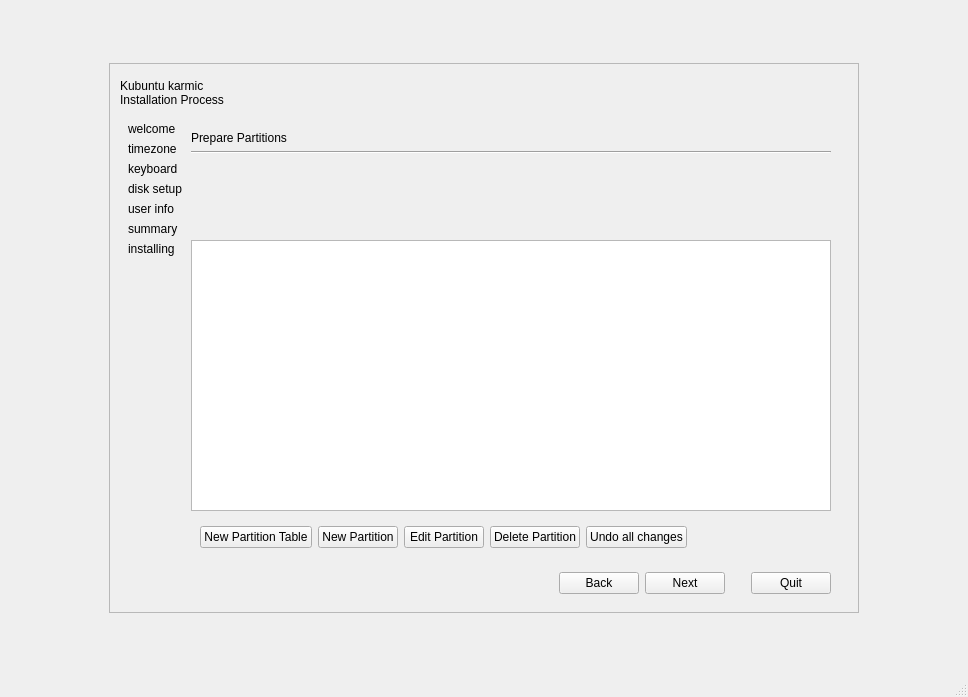
The window that gui/qt/app.ui (2bdkid/ubiquity) describes before a commit, drawn with Qt 5.
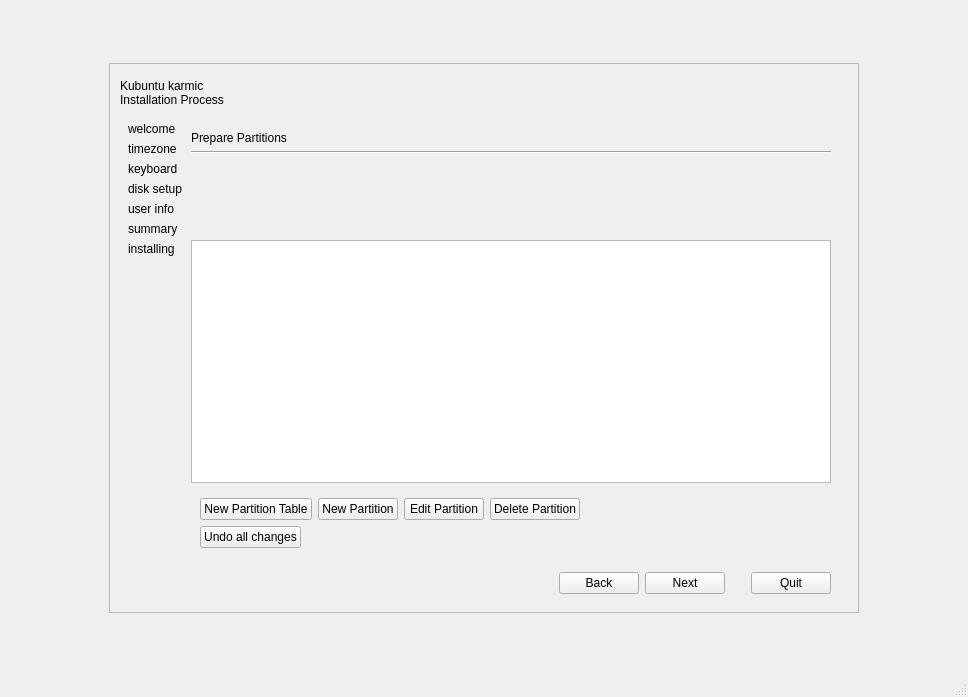
The same window after the commit. The open tabs and pages were chosen to show the change. Icons and pictures are not drawn.

```diff
--- a/gui/qt/app.ui
+++ b/gui/qt/app.ui
@@ -748,43 +748,65 @@
                      <height>10</height>
                     </size>
                    </property>
-                   <layout class="QHBoxLayout" name="horizontalLayout_6">
-                    <item>
+                   <layout class="QGridLayout" name="gridLayout_9">
+                    <item row="0" column="0">
                      <widget class="QPushButton" name="partition_button_new_label">
                       <property name="text">
                        <string>New Partition Table</string>
                       </property>
                      </widget>
                     </item>
-                    <item>
+                    <item row="0" column="1">
                      <widget class="QPushButton" name="partition_button_new">
                       <property name="text">
                        <string>New Partition</string>
                       </property>
                      </widget>
                     </item>
-                    <item>
+                    <item row="0" column="2">
                      <widget class="QPushButton" name="partition_button_edit">
                       <property name="text">
                        <string>Edit Partition</string>
                       </property>
                      </widget>
                     </item>
-                    <item>
+                    <item row="0" column="3">
                      <widget class="QPushButton" name="partition_button_delete">
                       <property name="text">
                        <string>Delete Partition</string>
                       </property>
                      </widget>
                     </item>
-                    <item>
-                     <widget class="QPushButton" name="partition_button_undo">
-                      <property name="text">
-                       <string>Undo all changes</string>
-                      </property>
+                    <item row="1" column="0" colspan="6">
+                     <widget class="QWidget" name="widget_7" native="true">
+                      <layout class="QHBoxLayout" name="horizontalLayout">
+                       <property name="margin">
+                        <number>0</number>
+                       </property>
+                       <item>
+                        <widget class="QPushButton" name="partition_button_undo">
+                         <property name="text">
+                          <string>Undo all changes</string>
+                         </property>
+                        </widget>
+                       </item>
+                       <item>
+                        <spacer name="horizontalSpacer_8">
+                         <property name="orientation">
+                          <enum>Qt::Horizontal</enum>
+                         </property>
+                         <property name="sizeHint" stdset="0">
+                          <size>
+                           <width>40</width>
+                           <height>20</height>
+                          </size>
+                         </property>
+                        </spacer>
+                       </item>
+                      </layout>
                      </widget>
                     </item>
-                    <item>
+                    <item row="0" column="4">
                      <spacer name="horizontalSpacer_14">
                       <property name="orientation">
                        <enum>Qt::Horizontal</enum>
@@ -1340,7 +1362,7 @@
                     </item>
                     <item row="13" column="0">
                      <widget class="QWidget" name="widget_6" native="true">
-                      <layout class="QHBoxLayout" name="horizontalLayout">
+                      <layout class="QGridLayout" name="gridLayout_8">
                        <property name="margin">
                         <number>2</number>
                        </property>
```
Left out of the diff: 26 changed lines with no effect on the pictures.
